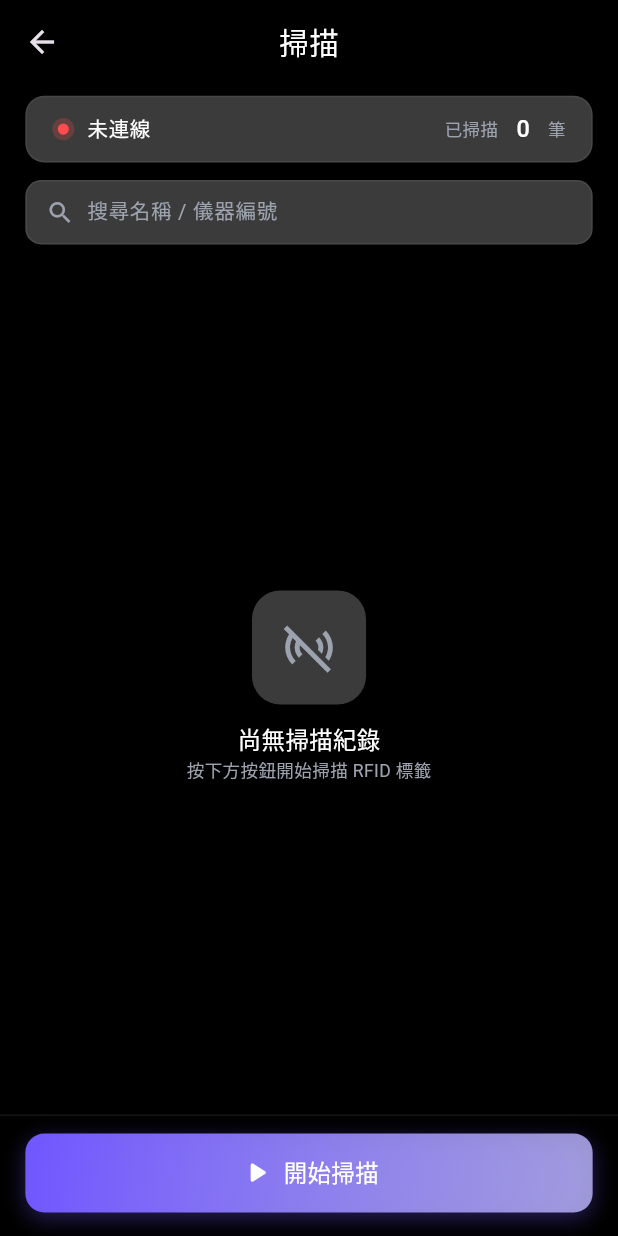
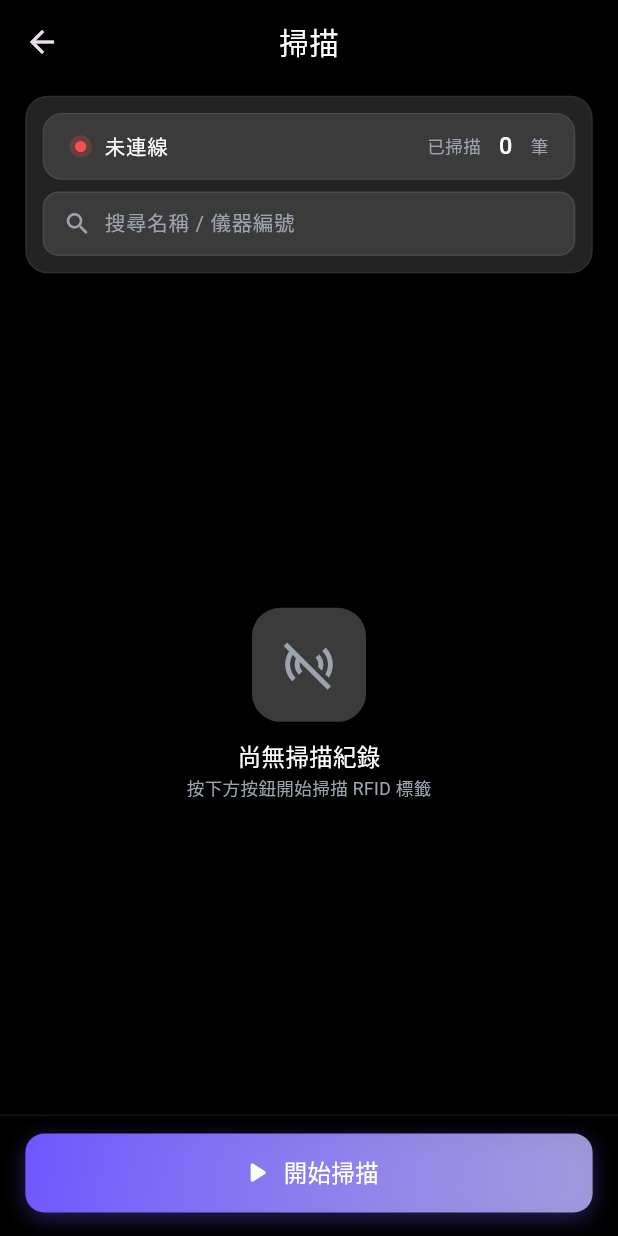
Before and after one commit to Kevinli0404/rf_example_demo, a Flutter app: the ScanPage screen opened directly, on a phone screen of 412 x 824 dp. Run offline on Flutter 3.47's test engine with Material 3 defaults, Android fonts, the phone set to English and light mode, and no system bars; our stand-ins replace drift, drift_flutter, file_picker, firebase_core, firebase_crashlytics, flutter_riverpod and 1 more; accounts and stored records are empty; generated files the repository leaves out were written again; Roboto replaces fonts that are missing (Noto Sans TC).

Commit message:
fix: compact scan card and truncate long EPC display (#2)
Co-authored-by: Kevin.li <Kevin.li@hzn.com.tw>

```diff
--- a/lib/core/app_text_style.dart
+++ b/lib/core/app_text_style.dart
@@ -24,6 +24,20 @@ abstract class AppTextStyle {
     fontWeight: FontWeight.w500,
     height: 1.0,
     letterSpacing: 0.8.sp,
+  );
+
+  static TextStyle get medium14 => TextStyle(
+    fontFamily: _family,
+    fontSize: 14.sp,
+    fontWeight: FontWeight.w500,
+    height: 1.0,
+  );
+
+  static TextStyle get regular11 => TextStyle(
+    fontFamily: _family,
+    fontSize: 11.sp,
+    fontWeight: FontWeight.w400,
+    height: 1.0,
   );
 
   static TextStyle get medium16 => TextStyle(
--- a/lib/pages/scan_page/scan_page.dart
+++ b/lib/pages/scan_page/scan_page.dart
@@ -71,10 +71,24 @@ class _ScanPageState extends ConsumerState<ScanPage> {
 
           return Column(
             children: [
-              _buildStatusBar(),
-              Padding(
-                padding: EdgeInsets.fromLTRB(16.w, 12.h, 16.w, 8.h),
-                child: _buildSearchBar(),
+              Container(
+                margin: EdgeInsets.fromLTRB(16.w, 8.h, 16.w, 12.h),
+                padding: EdgeInsets.all(10.w),
+                decoration: BoxDecoration(
+                  color: AppColors.deepGrey.withValues(alpha: 0.6),
+                  borderRadius: BorderRadius.circular(14.w),
+                  border: Border.all(
+                    color: AppColors.white.withValues(alpha: 0.05),
+                    width: 1,
+                  ),
+                ),
+                child: Column(
+                  children: [
+                    _buildStatusBar(),
+                    SizedBox(height: 8.h),
+                    _buildSearchBar(),
+                  ],
+                ),
               ),
               Expanded(child: _buildDeviceList(filtered)),
               _buildBottomBar(),
@@ -94,7 +108,6 @@ class _ScanPageState extends ConsumerState<ScanPage> {
     final scanning = _controller.scanning;
 
     return Container(
-      margin: EdgeInsets.fromLTRB(16.w, 8.h, 16.w, 0),
       padding: EdgeInsets.symmetric(horizontal: 16.w, vertical: 10.h),
       decoration: BoxDecoration(
         color: AppColors.deepGrey,
@@ -269,9 +282,12 @@ class _ScanPageState extends ConsumerState<ScanPage> {
   Widget _buildDeviceCard(Device device, int index) {
     final isUnknown = isUnknownDeviceId(device.id);
     final accentColor = isUnknown ? AppColors.secondary : AppColors.primary;
+    final epcShort = device.epc.length > 12
+        ? '${device.epc.substring(0, 12)}…'
+        : device.epc;
 
     return Container(
-      padding: EdgeInsets.symmetric(horizontal: 14.w, vertical: 13.h),
+      padding: EdgeInsets.symmetric(horizontal: 14.w, vertical: 9.h),
       decoration: BoxDecoration(
         color: AppColors.deepGrey,
         borderRadius: BorderRadius.circular(12.w),
@@ -286,8 +302,8 @@ class _ScanPageState extends ConsumerState<ScanPage> {
         children: [
           // 序號圓圈
           Container(
-            width: 36.w,
-            height: 36.w,
+            width: 30.w,
+            height: 30.w,
             decoration: BoxDecoration(
               color: accentColor.withValues(alpha: 0.15),
               shape: BoxShape.circle,
@@ -299,7 +315,7 @@ class _ScanPageState extends ConsumerState<ScanPage> {
               ),
             ),
           ),
-          SizedBox(width: 12.w),
+          SizedBox(width: 10.w),
           // 設備資訊
           Expanded(
             child: Column(
@@ -307,18 +323,20 @@ class _ScanPageState extends ConsumerState<ScanPage> {
               children: [
                 Text(
                   device.name,
-                  style: AppTextStyle.medium16.copyWith(
+                  style: AppTextStyle.medium14.copyWith(
                     color: isUnknown ? AppColors.secondary : AppColors.white,
                   ),
                   maxLines: 1,
                   overflow: TextOverflow.ellipsis,
                 ),
-                SizedBox(height: 3.h),
+                SizedBox(height: 2.h),
                 Text(
                   device.instrumentNumber,
                   style: AppTextStyle.regular12.copyWith(
                     color: AppColors.textGreyIt,
                   ),
+                  maxLines: 1,
+                  overflow: TextOverflow.ellipsis,
                 ),
               ],
             ),
@@ -326,14 +344,14 @@ class _ScanPageState extends ConsumerState<ScanPage> {
           SizedBox(width: 8.w),
           // EPC chip
           Container(
-            padding: EdgeInsets.symmetric(horizontal: 8.w, vertical: 4.h),
+            padding: EdgeInsets.symmetric(horizontal: 7.w, vertical: 3.h),
             decoration: BoxDecoration(
               color: AppColors.black.withValues(alpha: 0.4),
               borderRadius: BorderRadius.circular(6.w),
             ),
             child: Text(
-              device.epc,
-              style: AppTextStyle.regular12.copyWith(
+              epcShort,
+              style: AppTextStyle.regular11.copyWith(
                 color: AppColors.textGreyIt,
                 fontFamily: 'monospace',
               ),
```
